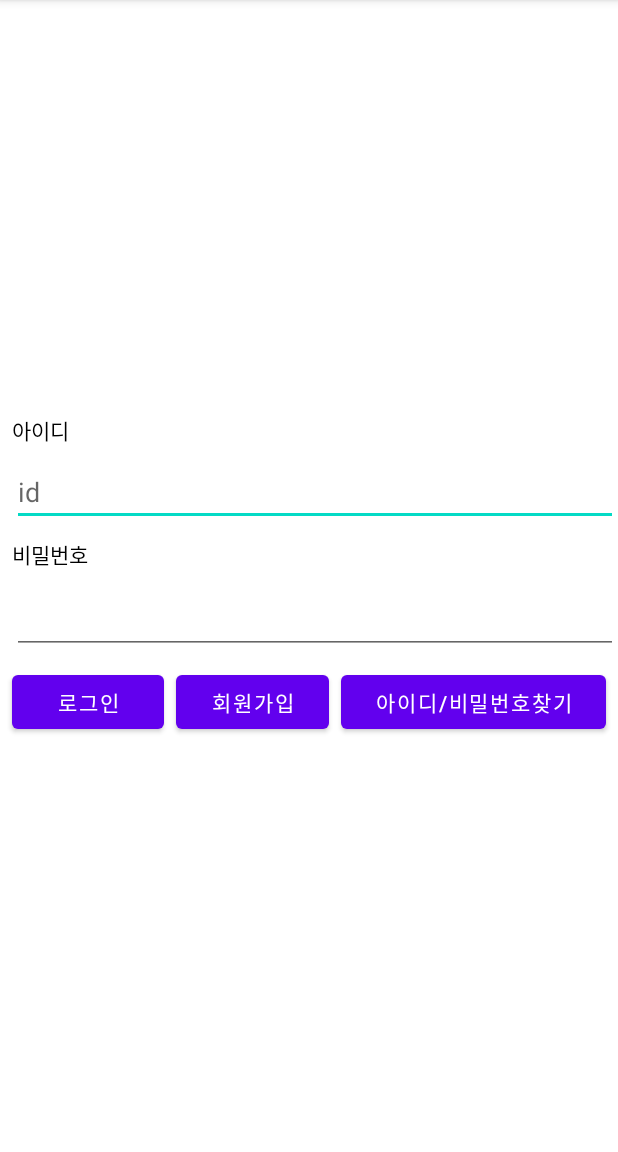
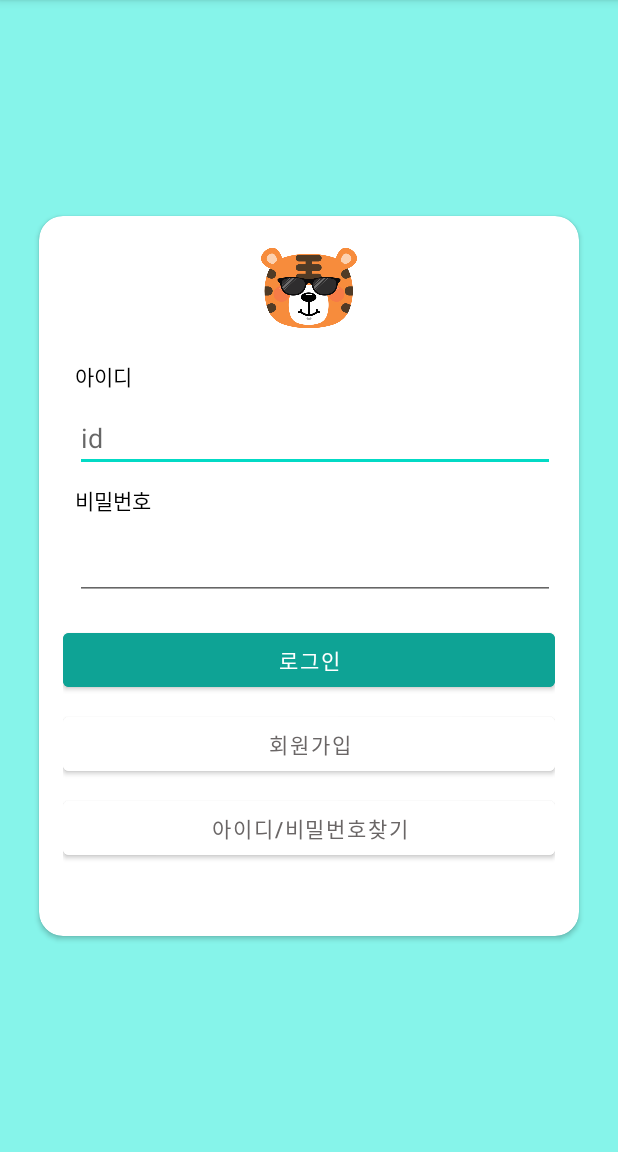
Before and after one commit to 1hcoj/LikeTigerMoviewReview, an Android app: the screen it shows after launch (MainActivity), after a tap on "로그인", on a phone screen of 412 x 824 dp, the part 84-1236 px from its top. Run offline under Robolectric (Android 15) with nearby library versions, the phone set to English and light mode, and no system bars; 1 statement that could not run was skipped.

Commit message:
0519 commit

```diff
--- a/app/src/main/AndroidManifest.xml
+++ b/app/src/main/AndroidManifest.xml
@@ -1,6 +1,9 @@
 <?xml version="1.0" encoding="utf-8"?>
 <manifest xmlns:android="http://schemas.android.com/apk/res/android"
     xmlns:tools="http://schemas.android.com/tools">
+
+    <uses-permission android:name="android.permission.INTERNET" />
+    <uses-permission android:name="android.permission.ACCESS_NETWORK_STATE" />
 
     <application
         android:allowBackup="true"
--- a/app/src/main/java/com/hyeon/moviereview/LoginFragment.kt
+++ b/app/src/main/java/com/hyeon/moviereview/LoginFragment.kt
@@ -1,13 +1,20 @@
 package com.hyeon.moviereview
 
+import android.content.Context
 import android.os.Bundle
+import android.se.omapi.Session
 import androidx.fragment.app.Fragment
 import android.view.LayoutInflater
 import android.view.View
 import android.view.ViewGroup
+import androidx.fragment.app.activityViewModels
 import androidx.navigation.NavController
 import androidx.navigation.fragment.findNavController
 import com.hyeon.moviereview.databinding.FragmentLoginBinding
+import com.hyeon.moviereview.network.BaseResponse
+import com.hyeon.moviereview.network.LoginResponse
+import com.hyeon.moviereview.network.LoginViewModel
+import com.hyeon.moviereview.network.SessionManager
 
 
 class LoginFragment : Fragment() {
@@ -15,6 +22,16 @@ class LoginFragment : Fragment() {
     private val navController : NavController by lazy{
         findNavController()
     }
+    private val viewModel : LoginViewModel by activityViewModels()
+
+    private lateinit var mainActivity : MainActivity
+
+    override fun onAttach(context: Context) {
+        super.onAttach(context)
+
+        mainActivity = context as MainActivity
+    }
+
     override fun onCreateView(
         inflater: LayoutInflater, container: ViewGroup?,
         savedInstanceState: Bundle?
@@ -27,9 +44,34 @@ class LoginFragment : Fragment() {
     override fun onViewCreated(view: View, savedInstanceState: Bundle?) {
         super.onViewCreated(view, savedInstanceState)
 
+        val token = SessionManager.getToken(mainActivity)
+        /** 토큰 유지.. -> 로그인 상태 유지? */
+        if (!token.isNullOrBlank()){
+            navigateToHome()
+        }
+
+        viewModel.loginResult.observe(mainActivity){
+            when(it){
+                is BaseResponse.Loading->{
+                    showLoading()
+                }
+                is BaseResponse.Success ->{
+                    stopLoading()
+                    processLogin(it.data)
+                }
+                is BaseResponse.Error ->{
+                    processError(it.msg)
+                }
+
+                else->{
+                    stopLoading()
+                }
+            }
+        }
         with(binding){
             buttonLogin.setOnClickListener {
                 /** 서버로 데이터 전송 */
+                doLogin()
             }
             buttonMoveToSignUp.setOnClickListener {
                 /** 회원가입 페이지로 이동*/
@@ -40,6 +82,41 @@ class LoginFragment : Fragment() {
                 /** 아이디 비밀번호 찾기*/
             }
         }
+    }
+
+    private fun doLogin() {
+        val id = binding.editTextId.text.toString()
+        val pwd = binding.editTextTextPassword.text.toString()
+        viewModel.loginUser(id,pwd)
+    }
+    /** 함수명 : processLogin
+     *  매개변수 : data : LoginResponse?  ( Login Request 에 대한 응답 : 무조건 성공 )
+     *  리턴값 : X
+     *  함수 설명 :
+     *      1. 로그인 성공한 경우에 실행됨
+     *      2. Response 데이터로 받은 token ( 회원정보 포함됨 ) 을 등록함
+     *      3. Home Page 로 넘어감
+     * */
+    private fun processLogin(data: LoginResponse?) {
+        if (!data?.data?.token.isNullOrEmpty()){
+            data?.data?.token?.let { SessionManager.saveAuthToken(mainActivity, it) }
+            navigateToHome()
+        }
+    }
+
+    private fun processError(msg: String?) {
 
     }
+
+    private fun stopLoading() {
+
+    }
+
+    private fun showLoading() {
+
+    }
+
+    private fun navigateToHome() {
+        navController.navigate(R.id.action_loginFragment_to_homeFragment)
+    }
 }
--- /dev/null
+++ b/app/src/main/java/com/hyeon/moviereview/network/ApiClient.kt
@@ -0,0 +1,37 @@
+package com.hyeon.moviereview.network
+
+import okhttp3.OkHttpClient
+import okhttp3.logging.HttpLoggingInterceptor
+import retrofit2.Retrofit
+import retrofit2.converter.gson.GsonConverterFactory
+/** This is Api Client */
+
+/** object : singleton */
+object ApiClient {
+    /** Http 통신 시 , 통신 내용에 대한 로그를 출력함 */
+    var mHttpLoggingInterceptor = HttpLoggingInterceptor().setLevel(HttpLoggingInterceptor.Level.BODY)
+
+    /** OkHttp -> Retrofit 의 베이스 기술 */
+    var mOkHttpClient = OkHttpClient
+        .Builder()
+        .addInterceptor(mHttpLoggingInterceptor)
+        .build()
+    /** Retrofit client 객체 : singleton 생성을 위한 초기화 */
+    var mRetrofit : Retrofit? = null
+    /** client : mRetrofit 을 생성 및 사용하기 위한 변수
+     * baseurl : 기본 url
+     * client : OkHttpClient 사용 ( Interceptor 사용을 위해서.. )
+     * addConverterFactory() : 형식 변환을 위해 사용
+     * */
+    val client : Retrofit?
+        get() {
+            if (mRetrofit == null){
+                mRetrofit = Retrofit.Builder()
+                    .baseUrl(Constant.BASE_URL)
+                    .client(mOkHttpClient)
+                    .addConverterFactory(GsonConverterFactory.create())
+                    .build()
+            }
+            return mRetrofit
+        }
+}
--- /dev/null
+++ b/app/src/main/java/com/hyeon/moviereview/network/BaseResponse.kt
@@ -0,0 +1,13 @@
+package com.hyeon.moviereview.network
+
+/** sealed class : 추상 클래스 ( 컴파일러가 자식 Class 의 종류를 모두 알 수 있도록 한다.... ) -> 기본적으로 instance 생성이 불가 ( 추상 클래스 이므로 )
+ *  BaseResponse 의 역할 : 서버와의 통신에 대한 결과 ( 성공 / 실패 여부, 로딩 ) 을 나타내는 클래스의 부모 클래스
+ *  out 키워드의 역할 :
+ *  nothing 자료형의 의미 : Nothing ( no 객체 , 어떠한 값도 가질 수 없음 )
+ *      -> 왜 사용 하는가 ? :
+ * */
+sealed class BaseResponse<out T> {
+    data class Success<out T> (val data : T? = null) : BaseResponse<T>()
+    data class Loading(val nothing : Nothing? = null) : BaseResponse<Nothing>()
+    data class Error(val msg : String?) : BaseResponse<Nothing>()
+}
--- /dev/null
+++ b/app/src/main/java/com/hyeon/moviereview/network/LoginRequest.kt
@@ -0,0 +1,12 @@
+package com.hyeon.moviereview.network
+
+import com.google.gson.annotations.SerializedName
+
+data class LoginRequest(
+    /** SerializedName (서버에서 변수명)
+     *  앱 내 변수명 */
+    @SerializedName("loginid")
+    var id : String,
+    @SerializedName("password")
+    var password : String
+) {}
--- /dev/null
+++ b/app/src/main/java/com/hyeon/moviereview/network/LoginViewModel.kt
@@ -0,0 +1,33 @@
+package com.hyeon.moviereview.network
+
+import android.app.Application
+import androidx.lifecycle.AndroidViewModel
+import androidx.lifecycle.MutableLiveData
+import androidx.lifecycle.viewModelScope
+import kotlinx.coroutines.launch
+
+class LoginViewModel(application: Application) : AndroidViewModel(application) {
+
+    val userRepo = UserRepository()
+    val loginResult : MutableLiveData<BaseResponse<LoginResponse>> = MutableLiveData()
+
+    fun loginUser(id : String, pwd : String){
+
+        loginResult.value = BaseResponse.Loading()
+
+        viewModelScope.launch {
+            try {
+                val loginRequest = LoginRequest(id,pwd)
+                val response = userRepo.loginUser(loginRequest)
+                /** okHttp 에 내장되어있는 code 함수 ( 통신 결과 ) */
+                if (response?.code() == 200){
+                    loginResult.value = BaseResponse.Success(response.body())
+                } else{
+                    loginResult.value = BaseResponse.Error(response?.message())
+                }
+            } catch (ex : java.lang.Exception){
+                loginResult.value = BaseResponse.Error(ex.message)
+            }
+        }
+    }
+}
--- /dev/null
+++ b/app/src/main/java/com/hyeon/moviereview/network/SessionManager.kt
@@ -0,0 +1,38 @@
+package com.hyeon.moviereview.network
+
+import android.content.Context
+import android.content.SharedPreferences
+import com.hyeon.moviereview.R
+/** Todo : Session 을 시간을 통해 만료하거나 재발급 하는 Manage 방식을 추가
+ * */
+object SessionManager {
+    // 저장공간에서 Token 을 찾기위한 Key value
+    const val USER_TOKEN = "user_token"
+
+    fun saveAuthToken(context : Context, token : String) {
+        saveString(context, USER_TOKEN,token)
+    }
+    /** 토근을 반환하는 함수 */
+    fun getToken(context : Context) : String? {
+        return getString(context, USER_TOKEN)
+    }
+    /** 저장 공간에서 Token 문자열을 받아오는 함수 */
+    private fun getString(context: Context, key: String): String? {
+        val prefs : SharedPreferences = context.getSharedPreferences(context.getString(R.string.app_name),Context.MODE_PRIVATE)
+        return prefs.getString(this.USER_TOKEN,null)
+    }
+    /** Login 시 : Token 을 저장 공간에 저장하는 함수 */
+    private fun saveString(context: Context, key: String, value: String) {
+        val prefs: SharedPreferences = context.getSharedPreferences(context.getString(R.string.app_name), Context.MODE_PRIVATE)
+        val editor = prefs.edit()
+        editor.putString(key,value)
+        editor.apply()
+    }
+    /** Logout 시 : Token 을 저장 공간에서 삭제하는 함수 */
+    fun clearData(context: Context){
+        val editor = context.getSharedPreferences(context.getString(R.string.app_name),
+        Context.MODE_PRIVATE).edit()
+        editor.clear()
+        editor.apply()
+    }
+}
--- /dev/null
+++ b/app/src/main/java/com/hyeon/moviereview/network/UserApi.kt
@@ -0,0 +1,25 @@
+package com.hyeon.moviereview.network
+
+import retrofit2.Response
+import retrofit2.http.Body
+import retrofit2.http.POST
+
+/** Api 통신을 위한 Interface*/
+interface UserApi {
+    /** Post : 데이터를 @Body 에 담아 서버에 요청하는 방식
+     *  주소 : Server 에서 지정한 주소
+     *  @Body : 데이터를 담는 형식?
+     * */
+    @POST("/api/members")
+    suspend fun loginUser(@Body loginRequest: LoginRequest) : Response<LoginResponse>
+
+    companion object {
+        /** UserApi Interface를 반환하는 함수
+         * client? : client 는 ApiClient? 자료형을 가지는 변수 -> 그러나 반드시 null 이 아님
+         * create : Retrofit 객체 생성 !! { parameter : API 통신을 위한 Interface }
+         * */
+        fun getApi() : UserApi? {
+            return ApiClient.client?.create(UserApi::class.java)
+        }
+    }
+}
--- /dev/null
+++ b/app/src/main/java/com/hyeon/moviereview/network/UserRepository.kt
@@ -0,0 +1,9 @@
+package com.hyeon.moviereview.network
+
+import retrofit2.Response
+
+class UserRepository {
+    suspend fun loginUser(loginRequest: LoginRequest): Response<LoginResponse>?{
+        return UserApi.getApi()?.loginUser(loginRequest = loginRequest)
+    }
+}
--- a/app/src/main/res/layout/fragment_login.xml
+++ b/app/src/main/res/layout/fragment_login.xml
@@ -4,23 +4,36 @@
     xmlns:tools="http://schemas.android.com/tools"
     android:layout_width="match_parent"
     android:layout_height="match_parent"
+    android:background="#86F4EA"
     tools:context=".LoginFragment">
 
+    <androidx.cardview.widget.CardView
+        app:cardCornerRadius="16dp"
+        android:layout_width="360dp"
+        android:layout_height="480dp"
+        app:layout_constraintTop_toTopOf="parent"
+        app:layout_constraintBottom_toBottomOf="parent"
+        app:layout_constraintRight_toRightOf="parent"
+        app:layout_constraintLeft_toLeftOf="parent">
 
         <LinearLayout
+            android:padding="16dp"
             android:layout_width="match_parent"
-        android:layout_height="wrap_content"
-        android:orientation="vertical"
-        app:layout_constraintBottom_toBottomOf="parent"
-        app:layout_constraintEnd_toEndOf="parent"
-        app:layout_constraintStart_toStartOf="parent"
-        app:layout_constraintTop_toTopOf="parent">
+            android:layout_height="match_parent"
+            android:orientation="vertical">
 
+            <ImageView
+                android:id="@+id/imageSexyTiger"
+                android:src="@drawable/likeTiger"
+                android:layout_width="64dp"
+                android:layout_height="64dp"
+                android:layout_gravity="center"/>
             <TextView
                 android:id="@+id/textviewId"
                 android:layout_width="wrap_content"
                 android:layout_height="wrap_content"
                 android:textColor="@color/black"
+                android:layout_marginTop="16dp"
                 android:layout_marginBottom="8dp"
                 android:layout_marginStart="8dp"
                 android:text="아이디" />
@@ -56,37 +69,34 @@
                 android:minHeight="48dp"
                 tools:ignore="SpeakableTextPresentCheck" />
 
-        <LinearLayout
-            android:layout_width="match_parent"
-            android:layout_height="match_parent"
-            android:orientation="horizontal">
-
             <Button
                 android:id="@+id/buttonLogin"
-                android:layout_marginStart="8dp"
-                android:layout_width="wrap_content"
+                android:layout_width="match_parent"
                 android:layout_height="wrap_content"
-                android:layout_weight="1"
+                android:layout_marginTop="8dp"
+                android:backgroundTint="#0EA395"
                 android:text="로그인" />
 
             <Button
                 android:id="@+id/buttonMoveToSignUp"
-                android:layout_marginStart="8dp"
-                android:layout_width="wrap_content"
+                android:layout_width="match_parent"
                 android:layout_height="wrap_content"
-                android:layout_weight="1"
+                android:layout_marginTop="8dp"
+                android:backgroundTint="@color/white"
+                android:textColor="#6A6666"
                 android:text="회원가입" />
 
             <Button
                 android:id="@+id/buttonFindIdPwd"
-                android:layout_marginStart="8dp"
-                android:layout_marginEnd="8dp"
-                android:layout_width="wrap_content"
+                android:layout_marginTop="8dp"
+                android:layout_width="match_parent"
                 android:layout_height="wrap_content"
-                android:layout_weight="1"
+                android:backgroundTint="@color/white"
+                android:textColor="#6A6666"
                 android:text="아이디/비밀번호찾기" />
+
         </LinearLayout>
 
+    </androidx.cardview.widget.CardView>
 
-    </LinearLayout>
 </androidx.constraintlayout.widget.ConstraintLayout>
--- a/app/src/main/res/navigation/my_nav.xml
+++ b/app/src/main/res/navigation/my_nav.xml
@@ -13,10 +13,22 @@
         <action
             android:id="@+id/action_loginFragment_to_signUpFragment"
             app:destination="@id/signUpFragment" />
+        <action
+            android:id="@+id/action_loginFragment_to_homeFragment"
+            app:destination="@id/homeFragment" />
     </fragment>
     <fragment
         android:id="@+id/signUpFragment"
         android:name="com.hyeon.moviereview.SignUpFragment"
         android:label="fragment_sign_up"
         tools:layout="@layout/fragment_sign_up" />
+    <fragment
+        android:id="@+id/homeFragment"
+        android:name="com.hyeon.moviereview.HomeFragment"
+        android:label="fragment_home"
+        tools:layout="@layout/fragment_home" >
+        <action
+            android:id="@+id/action_homeFragment_to_loginFragment"
+            app:destination="@id/loginFragment" />
+    </fragment>
 </navigation>
```
Also changed, not shown: app/build.gradle (+17 -0 lines), app/src/main/java/com/hyeon/moviereview/HomeFragment.kt (added, +51 -0 lines), app/src/main/java/com/hyeon/moviereview/network/Constant.kt (added, +7 -0 lines), app/src/main/java/com/hyeon/moviereview/network/LoginResponse.kt (added, +19 -0 lines), app/src/main/res/layout/fragment_home.xml (added, +29 -0 lines), app/src/main/res/drawable/likeTiger.png (added). Lines whose indentation alone changed are shown as unchanged.
